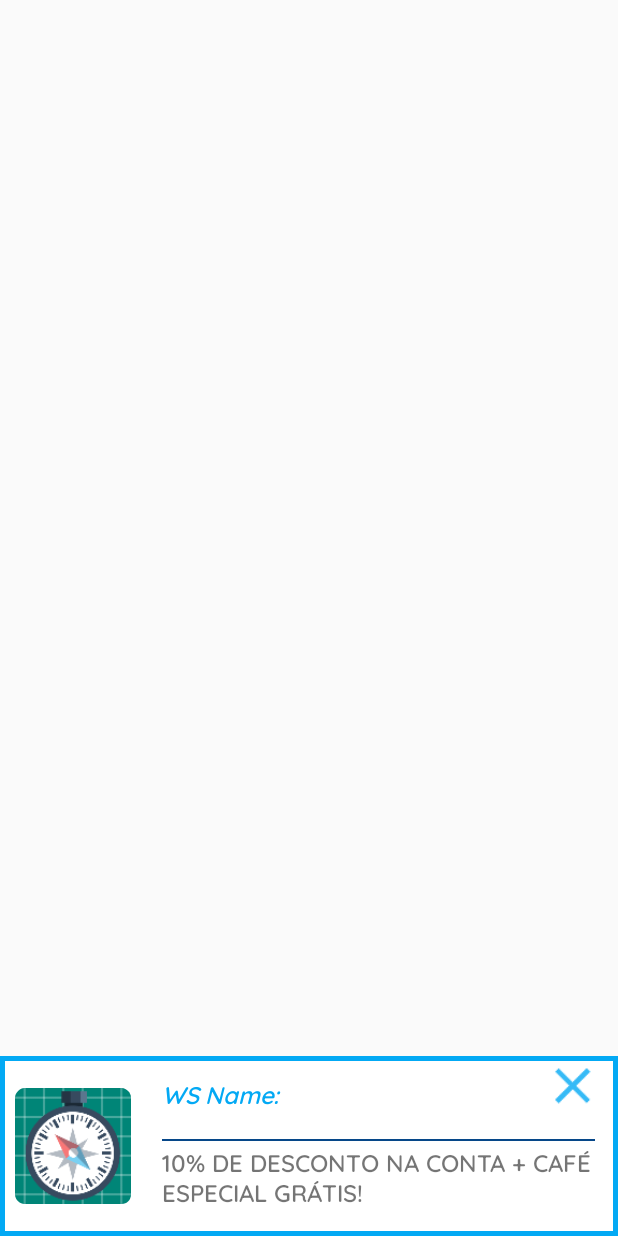
After one commit to nomadwork/mobile-nomadwork, an Android app: the layout fragment_banner.xml on its own in the app's theme, with its tools: preview values and no code run, on a phone screen of 412 x 824 dp. The commit adds this screen. Run offline under Robolectric (Android 15) with nearby library versions, the phone set to English and light mode, and no system bars.

Commit message:
Refactoring: banner xml;

```diff
--- /dev/null
+++ b/app/src/main/res/drawable/banner.xml
@@ -0,0 +1,13 @@
+<?xml version="1.0" encoding="utf-8"?>
+
+<shape xmlns:android="http://schemas.android.com/apk/res/android"
+        android:shape="rectangle">
+
+    <solid android:color="@color/white"/>
+
+    <corners android:radius="0dp" />
+
+    <stroke android:width="3dp"
+            android:color="@color/colorAccent" />
+
+</shape>
--- /dev/null
+++ b/app/src/main/res/layout/fragment_banner.xml
@@ -0,0 +1,86 @@
+<?xml version="1.0" encoding="utf-8"?>
+<FrameLayout xmlns:android="http://schemas.android.com/apk/res/android"
+        xmlns:app="http://schemas.android.com/apk/res-auto"
+        xmlns:tools="http://schemas.android.com/tools"
+        android:layout_width="match_parent"
+        android:layout_height="120dp"
+        android:layout_gravity="bottom"
+        android:background="@drawable/banner"
+        tools:context=".Fragments.BannerFragment">
+
+    <LinearLayout
+            android:id="@+id/banner_layout"
+            android:layout_width="match_parent"
+            android:layout_height="match_parent"
+            android:clickable="false"
+            android:orientation="horizontal">
+
+        <ImageView
+                android:id="@+id/banner_image"
+                android:layout_width="100dp"
+                android:layout_height="match_parent"
+                android:layout_marginLeft="10dp"
+                android:layout_marginRight="5dp"
+                android:layout_weight="0.2"
+                android:src="@mipmap/bussola_round" />
+
+        <LinearLayout
+                android:layout_width="match_parent"
+                android:layout_height="match_parent"
+                android:layout_gravity="center"
+                android:layout_weight="0.8"
+                android:orientation="vertical">
+
+            <LinearLayout
+                    android:layout_width="match_parent"
+                    android:layout_height="50dp"
+                    android:orientation="horizontal">
+
+                <TextView
+                        android:id="@+id/banner_ws_name"
+                        android:layout_width="match_parent"
+                        android:layout_height="match_parent"
+                        android:layout_weight="1"
+                        android:fontFamily="@font/quicksandsemibold"
+                        android:gravity="center_vertical"
+                        android:paddingLeft="15dp"
+                        android:text="WS Name:"
+                        android:textColor="@color/colorAccent"
+                        android:textSize="16sp"
+                        android:textStyle="italic" />
+
+                <Button
+                        android:id="@+id/banner_buttom"
+                        android:layout_width="40dp"
+                        android:layout_height="40dp"
+                        android:layout_gravity="end"
+                        android:layout_marginRight="10dp"
+                        android:background="@drawable/ic_close"
+                        android:backgroundTint="@color/colorAccent" />
+            </LinearLayout>
+
+            <View
+                    android:id="@+id/space_banner2"
+                    android:layout_width="match_parent"
+                    android:layout_height="1dp"
+                    android:layout_marginLeft="15sp"
+                    android:layout_marginTop="5sp"
+                    android:layout_marginRight="15sp"
+                    android:background="@color/colorPrimary" />
+
+            <TextView
+                    android:id="@+id/banner_description"
+                    android:layout_width="match_parent"
+                    android:layout_height="wrap_content"
+                    android:fontFamily="@font/quicksandsemibold"
+                    android:paddingLeft="15dp"
+                    android:paddingTop="2dp"
+                    android:paddingRight="5dp"
+                    android:text="@string/promotion_description"
+                    android:textAllCaps="true"
+                    android:textSize="16sp" />
+
+        </LinearLayout>
+    </LinearLayout>
+
+</FrameLayout>
--- a/app/src/main/res/values/strings.xml
+++ b/app/src/main/res/values/strings.xml
@@ -68,4 +68,6 @@
 
     <!-- TODO: Remove or change this placeholder text -->
     <string name="hello_blank_fragment">Hello blank fragment</string>
+
+    <string name="promotion_description">10% de desconto na conta + café especial grátis!</string>
 </resources>
```
